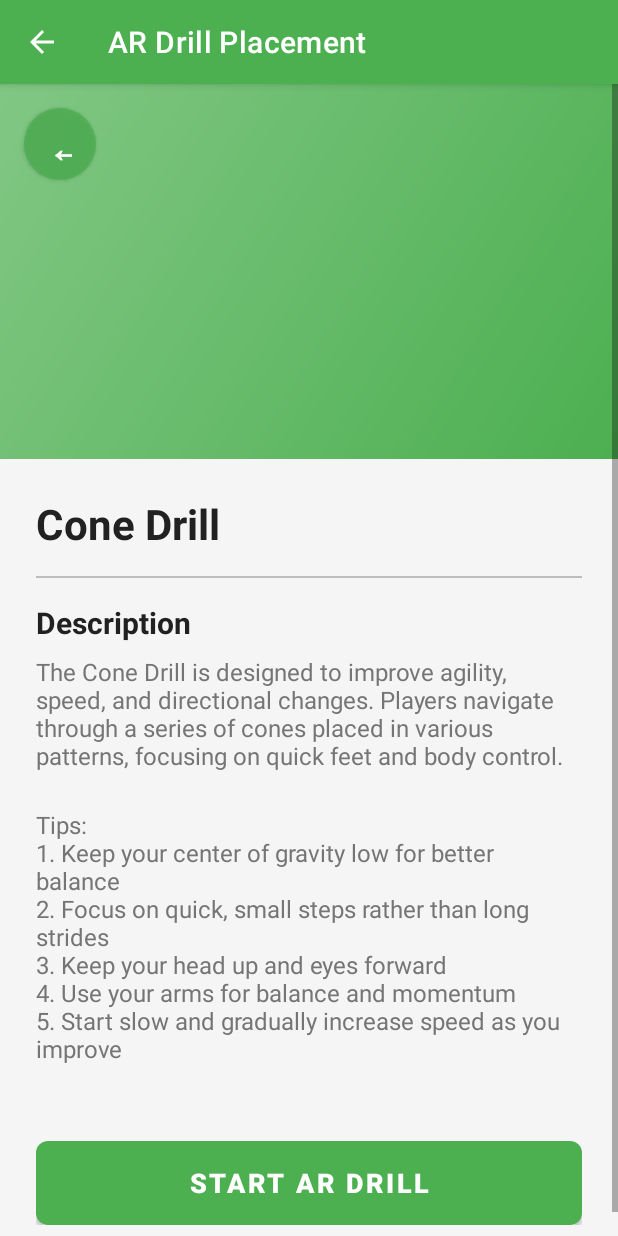
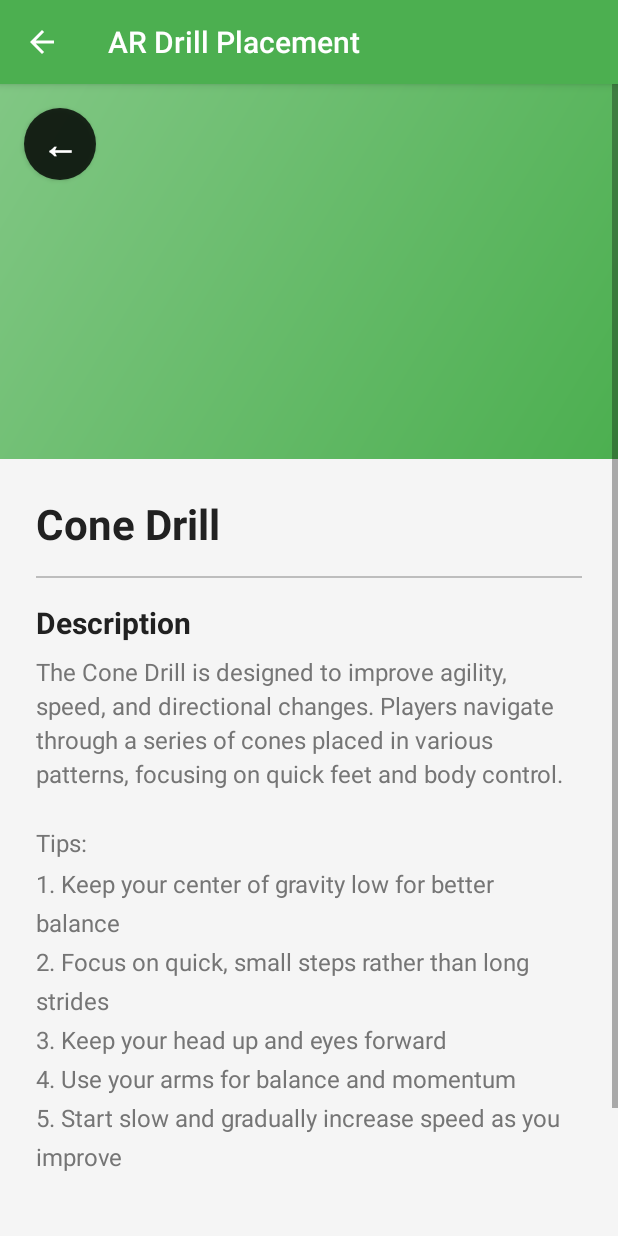
Before and after one commit to indresh149/ardrillplacement, an Android app: the DrillDetailActivity screen opened directly, with no data from a screen before it, on a phone screen of 412 x 824 dp. Run offline under Robolectric (Android 15) with nearby library versions, the phone set to English and light mode, and no system bars.

```diff
--- a/app/src/main/res/layout/activity_drill_detail.xml
+++ b/app/src/main/res/layout/activity_drill_detail.xml
@@ -75,7 +75,7 @@
                 android:text="Drill description goes here..."
                 android:textSize="16sp"
                 android:textColor="@color/text_secondary"
-                android:lineSpacing="1.2"
+                android:lineSpacingMultiplier="1.2"
                 android:layout_marginBottom="24dp" />
 
             <TextView
@@ -85,7 +85,7 @@
                 android:text="Tips:"
                 android:textSize="16sp"
                 android:textColor="@color/text_secondary"
-                android:lineSpacing="1.4"
+                android:lineSpacingMultiplier="1.4"
                 android:layout_marginBottom="32dp" />
 
             <Button
--- a/app/src/main/res/values/styles.xml
+++ b/app/src/main/res/values/styles.xml
@@ -1,21 +1,21 @@
 <?xml version="1.0" encoding="utf-8"?>
 <resources>
     <!-- Base application theme -->
-    <style name="Theme.ARDrillPlacement" parent="Theme.MaterialComponents.DayNight.DarkActionBar">
-        <item name="colorPrimary">@color/primary</item>
-        <item name="colorPrimaryVariant">@color/primary_dark</item>
-        <item name="colorOnPrimary">@color/white</item>
-        <item name="colorSecondary">@color/accent</item>
-        <item name="colorSecondaryVariant">@color/teal_700</item>
-        <item name="colorOnSecondary">@color/black</item>
-        <item name="android:statusBarColor">@color/primary_dark</item>
-    </style>
+<!--    <style name="Theme.ARDrillPlacement" parent="Theme.MaterialComponents.DayNight.DarkActionBar">-->
+<!--        <item name="colorPrimary">@color/primary</item>-->
+<!--        <item name="colorPrimaryVariant">@color/primary_dark</item>-->
+<!--        <item name="colorOnPrimary">@color/white</item>-->
+<!--        <item name="colorSecondary">@color/accent</item>-->
+<!--        <item name="colorSecondaryVariant">@color/teal_700</item>-->
+<!--        <item name="colorOnSecondary">@color/black</item>-->
+<!--        <item name="android:statusBarColor">@color/primary_dark</item>-->
+<!--    </style>-->
 
     <!-- No action bar theme for AR Activity -->
-    <style name="Theme.ARDrillPlacement.NoActionBar">
-        <item name="windowActionBar">false</item>
-        <item name="windowNoTitle">true</item>
-        <item name="android:windowFullscreen">true</item>
-        <item name="android:windowContentOverlay">@null</item>
-    </style>
+<!--    <style name="Theme.ARDrillPlacement.NoActionBar">-->
+<!--        <item name="windowActionBar">false</item>-->
+<!--        <item name="windowNoTitle">true</item>-->
+<!--        <item name="android:windowFullscreen">true</item>-->
+<!--        <item name="android:windowContentOverlay">@null</item>-->
+<!--    </style>-->
 </resources>
--- a/gradle.properties
+++ b/gradle.properties
@@ -21,3 +21,4 @@ kotlin.code.style=official
 # resources declared in the library itself and none from the library's dependencies,
 # thereby reducing the size of the R class for that library
 android.nonTransitiveRClass=true
+android.enableJetifier=true
```
Also changed, not shown: app/src/main/java/com/example/ardrillplacement/ui/theme/Color.kt (deleted, +0 -11 lines), app/src/main/java/com/example/ardrillplacement/ui/theme/Theme.kt (deleted, +0 -58 lines), app/src/main/java/com/example/ardrillplacement/ui/theme/Type.kt (deleted, +0 -34 lines).
